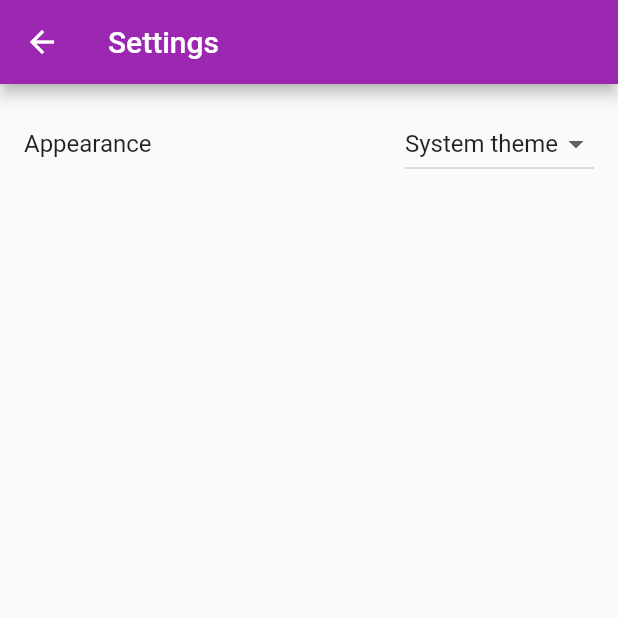
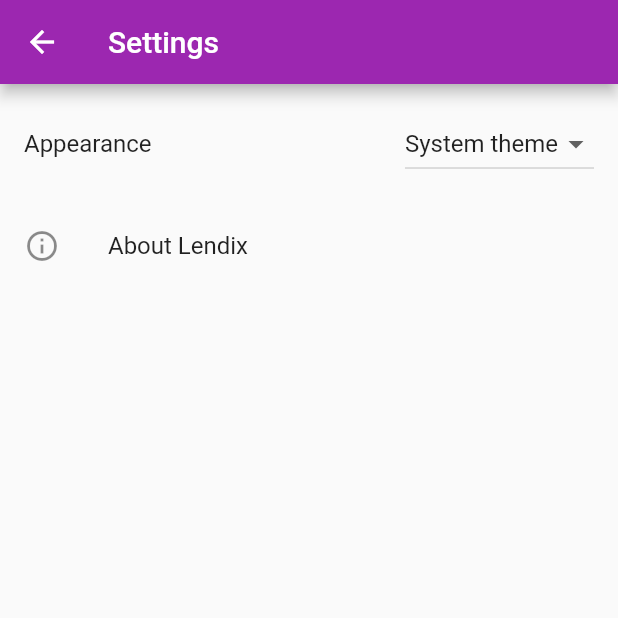
Before and after one commit to ow9t/lendix, a Flutter app: the SettingsView screen opened by its route, on a phone screen of 412 x 824 dp, the top half of it. Run offline on Flutter 3.47's test engine with Material 2 defaults, Android fonts, the light colour scheme and no system bars; our stand-ins replace backdrop, drift, flutter_bloc, freezed_annotation, shared_preferences; accounts and stored records are empty; generated files the repository leaves out were written again.

Commit message:
Add about dialog

```diff
--- a/lib/constants.dart
+++ b/lib/constants.dart
@@ -1,3 +1,4 @@
+const applicationVersion = '1.0.0';
 const databaseFilename = 'lendix.sqlite';
 // the number of days, the date picker goes back from today
 const daysBack = 180;
--- a/lib/src/app.dart
+++ b/lib/src/app.dart
@@ -189,7 +189,9 @@
                               create: (context) => ItemsFilterCubit(),
                             ),
                           ],
-                          child: const NavigationBackdrop(),
+                          child: NavigationBackdrop(
+                            settingsController: settingsController,
+                          ),
                         );
                       },
                     );
--- a/lib/src/localization/app_de.arb
+++ b/lib/src/localization/app_de.arb
@@ -1,4 +1,9 @@
 {
+  "aboutLegalese": "Copyright © 2021 Ole Walkenhorst",
+  "aboutLicensingHeading": "Lizensierung",
+  "aboutLicensingSection": "Diese App ist freie, quelloffene Software bereitgestellt unter der MIT Lizenz.",
+  "aboutPrivacyHeading": "Datenschutz",
+  "aboutPrivacySection": "Diese App sammelt keine Daten über Dich. Alle Daten, die Du der App zur verfügung stellst, werden lokal in einer sqlite-Datenbank gespeichert und verlassen Dein Gerät nicht. Wenn Du den Speicherinhalt der App löschst oder die App deinstallierst, werden alle von der App gespeicherten Daten gelöscht.",
   "all": "alle",
   "appTitle": "Lendix",
   "@appTitle": {
--- a/lib/src/localization/app_en.arb
+++ b/lib/src/localization/app_en.arb
@@ -1,4 +1,9 @@
 {
+  "aboutLegalese": "Copyright © 2021 Ole Walkenhorst",
+  "aboutLicensingHeading": "Licensing",
+  "aboutLicensingSection": "This app is free and open-source software provided under the MIT license.",
+  "aboutPrivacyHeading": "Privacy",
+  "aboutPrivacySection": "This app does not collect any data about you. All data you provide to the app is stored in a local sqlite database and never leaves your device. If you clear the app's storage or uninstall it, all data saved by the app will be deleted.",
   "all": "all",
   "appTitle": "Lendix",
   "@appTitle": {
--- a/lib/src/settings/settings_controller.dart
+++ b/lib/src/settings/settings_controller.dart
@@ -13,6 +13,10 @@
   // Make SettingsService a private variable so it is not used directly.
   final SettingsService _settingsService;
 
+  late bool _hasLaunchedBefore;
+
+  bool get hasLaunchedBefore => _hasLaunchedBefore;
+
   // Make ThemeMode a private variable so it is not updated directly without
   // also persisting the changes with the SettingsService.
   late ThemeMode _themeMode;
@@ -24,10 +28,17 @@
   /// local database or the internet. The controller only knows it can load the
   /// settings from the service.
   Future<void> loadSettings() async {
+    _hasLaunchedBefore = await _settingsService.hasLaunchedBefore();
     _themeMode = await _settingsService.themeMode();
 
     // Important! Inform listeners a change has occurred.
     notifyListeners();
+  }
+
+  Future<void> setHasLaunchedBefore([bool value = true]) async {
+    _hasLaunchedBefore = value;
+    notifyListeners();
+    await _settingsService.setHasLaunchedBefore(value);
   }
 
   /// Update and persist the ThemeMode based on the user's selection.
--- a/lib/src/settings/settings_view.dart
+++ b/lib/src/settings/settings_view.dart
@@ -1,6 +1,8 @@
 import 'package:flutter/material.dart';
 import 'package:flutter_gen/gen_l10n/app_localizations.dart';
+import 'package:lendix/constants.dart';
 
+import '../widgets/about_dialog_content.dart';
 import 'settings_controller.dart';
 
 /// Displays the various settings that can be customized by the user.
@@ -21,7 +23,9 @@
       appBar: AppBar(
         title: Text(localizations.settingsTitle),
       ),
-      body: Padding(
+      body: Column(
+        children: [
+          Padding(
             padding: const EdgeInsets.all(16),
             // Glue the SettingsController to the theme selection DropdownButton.
             //
@@ -59,6 +63,14 @@
               ],
             ),
           ),
+          AboutListTile(
+            icon: const Icon(Icons.info_outline),
+            applicationLegalese: localizations.aboutLegalese,
+            applicationVersion: applicationVersion,
+            aboutBoxChildren: const [AboutDialogContent()],
+          ),
+        ],
+      ),
     );
   }
 }
```
Also changed, not shown: lib/src/navigation_backdrop.dart (+27 -1 lines), lib/src/settings/settings_service.dart (+12 -0 lines), lib/src/widgets/about_dialog_content.dart (added, +46 -0 lines). Lines whose indentation alone changed are shown as unchanged.
